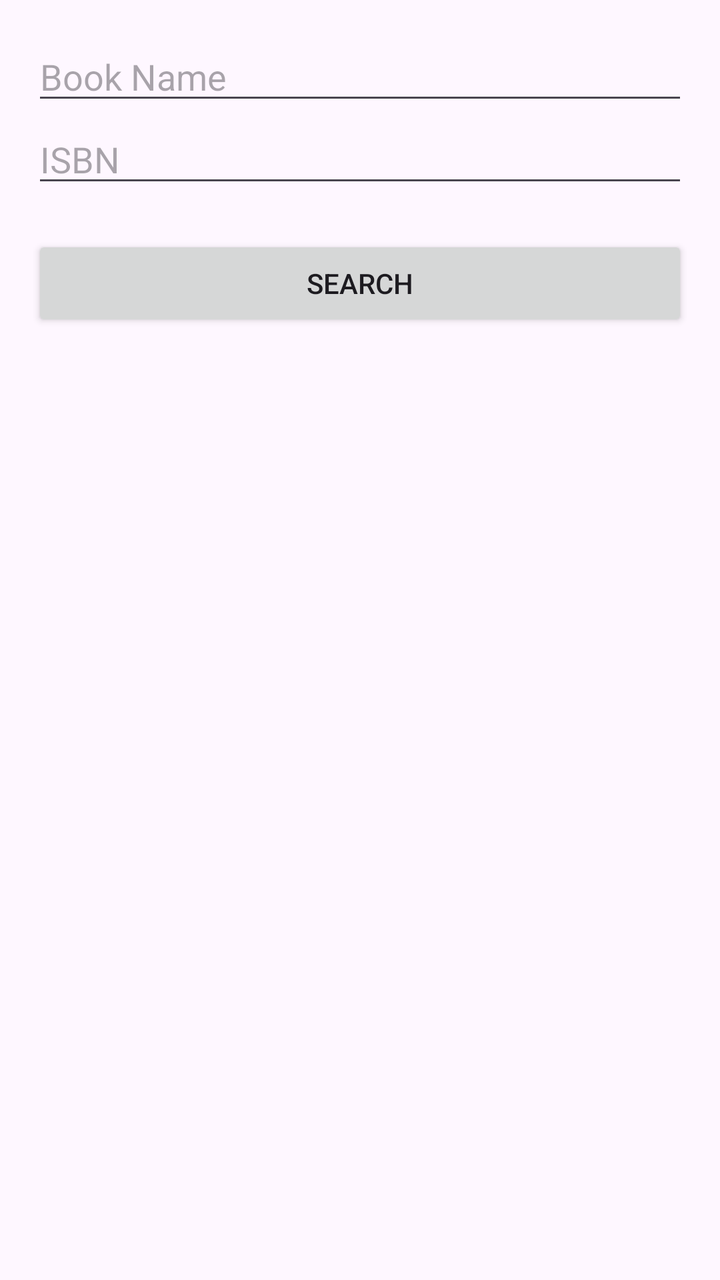
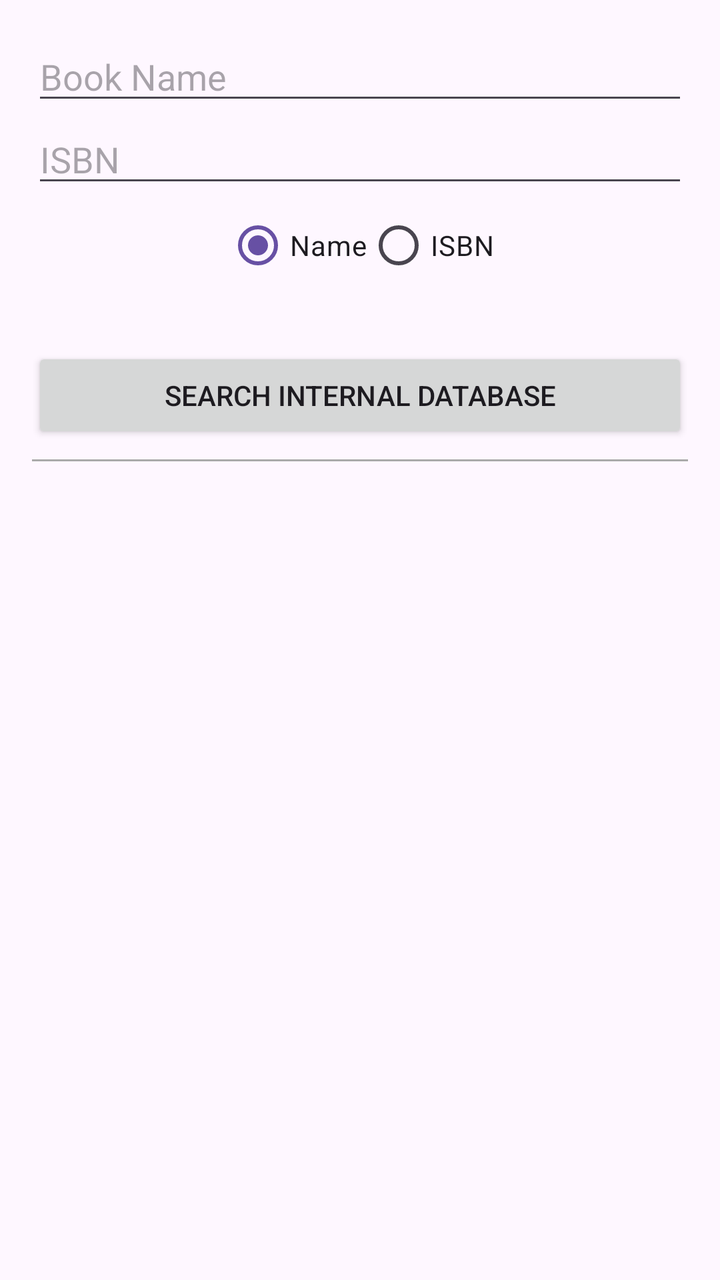

The first picture is an Android layout as it rendered before a commit; the second is the same layout after the commit. The layout source and the unified diff follow.
<!-- AndroidManifest.xml: application theme Theme.Books_Project -->
<!-- res/layout/fragment_add_book_search.xml -->
<?xml version="1.0" encoding="utf-8"?>
<LinearLayout xmlns:android="http://schemas.android.com/apk/res/android"
    xmlns:tools="http://schemas.android.com/tools"
    android:layout_width="match_parent"
    android:layout_height="match_parent"
    android:orientation="vertical"
    android:padding="16dp"
    tools:context=".screens.book.AddBookSearchFragment">

    <EditText
        android:id="@+id/etBookName"
        android:layout_width="match_parent"
        android:layout_height="wrap_content"
        android:hint="Book Name" />

    <EditText
        android:id="@+id/etISBN"
        android:layout_width="match_parent"
        android:layout_height="wrap_content"
        android:inputType="number"
        android:maxLength="13"
        android:hint="ISBN" />

    <TextView
        android:id="@+id/tvFormattedISBN"
        android:layout_width="wrap_content"
        android:layout_height="wrap_content"/>

    <Button
        android:id="@+id/btnSearch"
        android:layout_width="match_parent"
        android:layout_height="wrap_content"
        android:text="Search" />

</LinearLayout>
<!-- resources referenced by this layout -->
<resources>
  <style name="Theme.Books_Project" parent="Base.Theme.Books_Project" />
  <style name="Base.Theme.Books_Project" parent="Theme.Material3.DayNight.NoActionBar">
          
          
      </style>
</resources>

<!-- the commit's change to res/layout/fragment_add_book_search.xml (unified diff, before → after) -->
@@ -21,15 +21,50 @@
         android:maxLength="13"
         android:hint="ISBN" />
 
+    <RadioGroup
+        android:id="@+id/rgSearchType"
+        android:layout_width="match_parent"
+        android:layout_height="wrap_content"
+        android:orientation="horizontal"
+        android:gravity="center"
+        >
+        <RadioButton
+            android:id="@+id/rbSearchName"
+            android:layout_width="wrap_content"
+            android:layout_height="wrap_content"
+            android:text="Name"
+            android:checked="true"/>
+
+        <RadioButton
+            android:id="@+id/rbSearchISBN"
+            android:layout_width="wrap_content"
+            android:layout_height="wrap_content"
+            android:text="ISBN" />
+    </RadioGroup>
+
     <TextView
         android:id="@+id/tvFormattedISBN"
         android:layout_width="wrap_content"
-        android:layout_height="wrap_content"/>
+        android:layout_height="wrap_content"
+        android:layout_marginBottom="8dp"/>
 
     <Button
         android:id="@+id/btnSearch"
         android:layout_width="match_parent"
         android:layout_height="wrap_content"
-        android:text="Search" />
+        android:text="Search Internal Database" />
+
+    <View
+        android:layout_width="match_parent"
+        android:layout_height="1dp"
+        android:background="@android:color/darker_gray"
+        android:layout_marginTop="8dp"
+        android:layout_marginBottom="8dp"/>
+
+    <ListView
+        android:id="@+id/lvInternalResults"
+        android:layout_width="match_parent"
+        android:layout_height="0dp"
+        android:layout_weight="1" />
 
 </LinearLayout>
